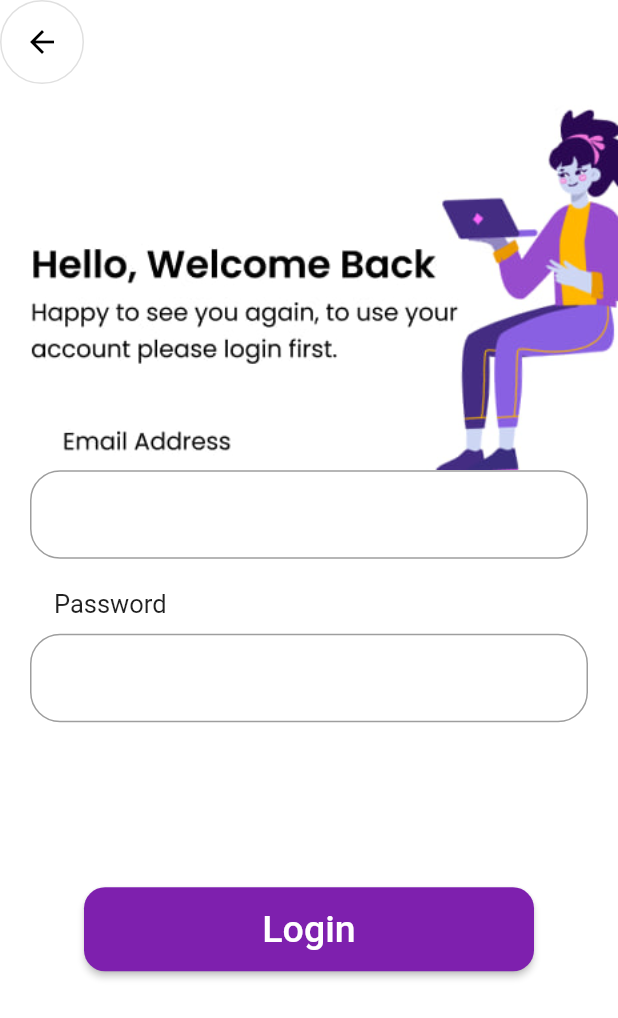
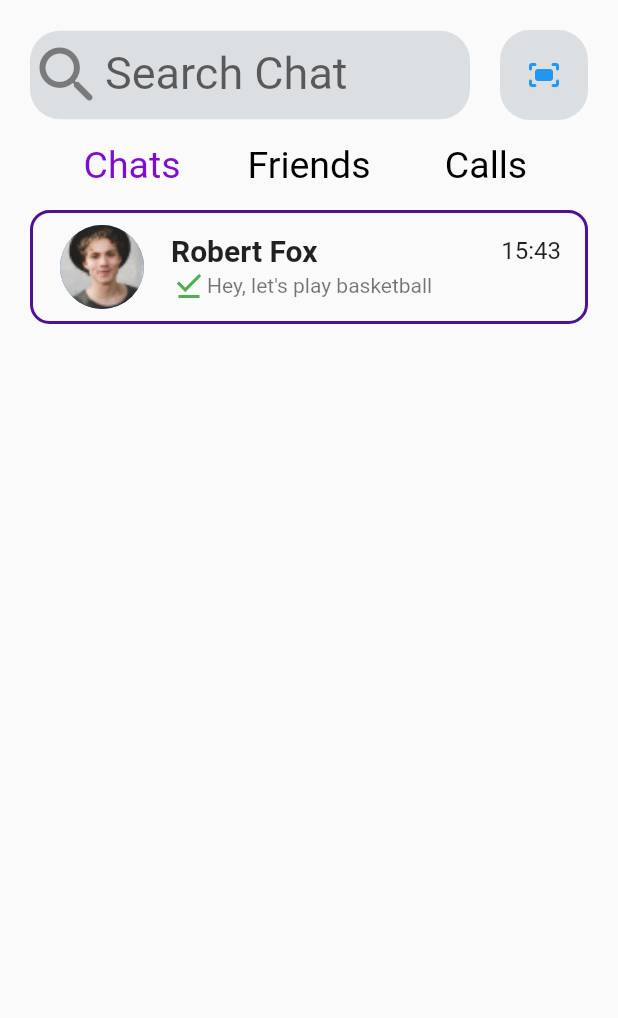
Before and after one commit to Shirinboyev/mail, a Flutter app: the LoginPage screen opened directly, after a tap on "Login", on a phone screen of 412 x 824 dp. Shown: the top 1018 px of the screen. Run offline on Flutter 3.47's test engine with Material 2 defaults, Android fonts, the phone set to English and light mode, and no system bars.

Commit message:
go third page

```diff
--- /dev/null
+++ b/lib/friend.dart
@@ -0,0 +1,135 @@
+import 'package:flutter/material.dart';
+
+class Friend extends StatefulWidget {
+  const Friend({super.key});
+
+  @override
+  State<Friend> createState() => _FriendState();
+}
+
+class _FriendState extends State<Friend> {
+  @override
+  Widget build(BuildContext context) {
+    return SafeArea(
+      child: (Scaffold(
+        body: Container(
+          child: Padding(
+            padding: const EdgeInsets.all(20),
+            child: Column(
+              children: [
+                Row(
+                  mainAxisAlignment: MainAxisAlignment.spaceBetween,
+                  children: [
+                    Expanded(
+                        flex: 5,
+                        child: Container(
+                          decoration: BoxDecoration(
+                              color: Color.fromARGB(200, 210, 216, 219),
+                              borderRadius: BorderRadius.circular(20)),
+                          child: TextField(
+                            cursorColor: Colors.red,
+                            scribbleEnabled: true,
+                            decoration: InputDecoration(
+                                prefixIcon: Icon(
+                                  Icons.search_rounded,
+                                  size: 50,
+                                ),
+                                label: Text(
+                                  'Search Chat',
+                                  style: TextStyle(fontSize: 30),
+                                ),
+                                border: OutlineInputBorder(
+                                  borderSide: BorderSide.none,
+                                )),
+                          ),
+                        )),
+                    Container(width: 20, height: 20),
+                    Expanded(
+                        child: Container(
+                      width: 30,
+                      height: 60,
+                      decoration: BoxDecoration(
+                          borderRadius: BorderRadius.circular(20),
+                          color: Color.fromARGB(200, 210, 216, 219)),
+                      child: TextButton(
+                        child: Icon(Icons.fit_screen_rounded),
+                        onPressed: () {},
+                      ),
+                    ))
+                  ],
+                ),
+                Row(
+                  mainAxisAlignment: MainAxisAlignment.spaceEvenly,
+                  children: [
+                    TextButton(
+                      style: ElevatedButton.styleFrom(fixedSize: Size(100, 60)),
+                      onPressed: () {},
+                      child: Text('Chats',
+                          style: TextStyle(
+                              color: Color.fromARGB(255, 126, 13, 206),
+                              fontSize: 25,
+                              fontWeight: FontWeight.w400)),
+                    ),
+                    TextButton(
+                      style: ElevatedButton.styleFrom(fixedSize: Size(100, 60)),
+                      onPressed: () {},
+                      child: Text('Friends',
+                          style: TextStyle(
+                              color: Colors.black,
+                              fontSize: 25,
+                              fontWeight: FontWeight.w400)),
+                    ),
+                    TextButton(
+                      style: ElevatedButton.styleFrom(fixedSize: Size(100, 60)),
+                      onPressed: () {},
+                      child: Text('Calls',
+                          style: TextStyle(
+                              color: Colors.black,
+                              fontSize: 25,
+                              fontWeight: FontWeight.w400)),
+                    ),
+                  ],
+                ),
+                Expanded(
+                    child: ListView(
+                  children: [
+                    ListTile(
+                      shape: RoundedRectangleBorder(
+                        side: BorderSide(width: 2, color: Color.fromARGB(255, 77, 16, 151)),
+                        borderRadius: BorderRadius.circular(13),
+                      ),
+                      title: Row(
+                        mainAxisAlignment: MainAxisAlignment.spaceBetween,
+                        children: [
+                          Text(
+                            'Robert Fox',
+                            style: TextStyle(
+                                fontSize: 20, fontWeight: FontWeight.bold),
+                          ),
+                          Text('15:43')
+                        ],
+                      ),
+                      subtitle: Row(
+                        children: [
+                          Icon(
+                            Icons.download_done,
+                            color: Colors.green,
+                          ),
+                          Text("Hey, let's play basketball")
+                        ],
+                      ),
+                      leading: CircleAvatar(
+                        radius: 30,
+                        backgroundImage: AssetImage('images/robert.png'),
+                      ),
+                    )
+                  ],
+                ))
+              ],
+            ),
+          ),
+        ),
+      )),
+    );
+  }
+}
--- a/lib/loginPage.dart
+++ b/lib/loginPage.dart
@@ -1,5 +1,7 @@
 import 'package:flutter/material.dart';
+import 'package:mail/friend.dart';
 import 'package:mail/getPage.dart';
+import 'package:mail/personal.dart';
 
 class LoginPage extends StatefulWidget {
   const LoginPage({super.key});
@@ -9,6 +11,8 @@ class LoginPage extends StatefulWidget {
 }
 
 class _LoginPageState extends State<LoginPage> {
+  TextEditingController controller1 = TextEditingController();
+  TextEditingController controller2 = TextEditingController();
   @override
   Widget build(BuildContext context) {
     return SafeArea(
@@ -34,12 +38,13 @@ class _LoginPageState extends State<LoginPage> {
         ),
         backgroundColor: Colors.white,
         body: Container(
-            child: Column(
+            child: ListView(
           children: [
             Center(child: Image.asset('images/login.png')),
             Padding(
               padding: const EdgeInsets.only(right: 20, left: 20),
               child: TextField(
+                controller: controller1,
                 decoration: InputDecoration(
                   border: OutlineInputBorder(
                       borderSide: BorderSide(width: 200),
@@ -61,6 +66,9 @@ class _LoginPageState extends State<LoginPage> {
             Padding(
               padding: const EdgeInsets.only(right: 20, left: 20, top: 10),
               child: TextField(
+                controller: controller2,
+                obscureText: true,
+                obscuringCharacter: "*",
                 decoration: InputDecoration(
                   border: OutlineInputBorder(
                       borderSide: BorderSide(width: 200),
@@ -69,22 +77,70 @@ class _LoginPageState extends State<LoginPage> {
               ),
             ),
             Padding(
-              padding: const EdgeInsets.only(top: 110),
+              padding: const EdgeInsets.only(top: 80, left: 30, right: 30),
               child: ElevatedButton(
                   style: ElevatedButton.styleFrom(
                       shape: RoundedRectangleBorder(
                         borderRadius: BorderRadius.circular(14), // <-- Radius
                       ),
                       backgroundColor: Color.fromARGB(255, 126, 32, 174),
-                      fixedSize: Size(300, 56)),
+                      fixedSize: Size(250, 56)),
                   onPressed: () {
+                    if (controller1.text.length != '@gmail.com') {
                     Navigator.push(context,
-                        MaterialPageRoute(builder: (context) => LoginPage()));
+                          MaterialPageRoute(
+                              builder: (context) => PersonalPage()));
+                    }
+                    if (controller1.text.length == 'ASdASDASDFASDFASD') {}
+                    Navigator.push(
+                        context,
+                        MaterialPageRoute(
+                            builder: (context) => Friend()));
                   },
                   child: Text(
                     'Login',
                     style: TextStyle(fontSize: 25),
                   )),
+            ),
+            SizedBox(height: 40),
+            Row(
+              mainAxisAlignment: MainAxisAlignment.spaceEvenly,
+              children: [
+                Container(
+                  height: 2,
+                  width: 120,
+                  color: Colors.grey,
+                ),
+                Text('Or login with'),
+                Container(
+                  height: 2,
+                  width: 120,
+                  color: Colors.grey,
+                )
+              ],
+            ),
+            Padding(
+              padding: const EdgeInsets.only(left: 50, right: 50,top: 20),
+              child: Row(
+                mainAxisAlignment: MainAxisAlignment.spaceEvenly,
+                children: [
+                  TextButton(
+                    onPressed: () {},
+                    child: CircleAvatar(
+                        backgroundImage: AssetImage('images/google1.png')),
+                  ),
+                  TextButton(
+                    onPressed: () {},
+                    child: CircleAvatar(
+                        backgroundImage: AssetImage('images/apple.png')),
+                  ),
+                  TextButton(
+                    onPressed: () {},
+                    child: CircleAvatar(
+                        backgroundImage: AssetImage('images/fasebook1.png')),
+                  ),
+                ],
+              ),
             )
           ],
         )),
--- /dev/null
+++ b/lib/personal.dart
@@ -0,0 +1,64 @@
+import 'package:flutter/material.dart';
+import 'package:mail/loginPage.dart';
+
+class PersonalPage extends StatefulWidget {
+  const PersonalPage({super.key});
+
+  @override
+  State<PersonalPage> createState() => _PersonalPageState();
+}
+
+class _PersonalPageState extends State<PersonalPage> {
+  @override
+  Widget build(BuildContext context) {
+    return SafeArea(
+      child: Scaffold(
+        backgroundColor: Colors.white,
+        body: Container(
+            child: Padding(
+          padding: const EdgeInsets.all(8.0),
+          child: Center(
+            child: Column(
+              children: [
+                Padding(
+                  padding: const EdgeInsets.only(top: 30),
+                  child: Text(
+                    'Get Closer To\nEveryOne',
+                    style: TextStyle(fontSize: 40, fontWeight: FontWeight.bold),
+                  ),
+                ),
+                Padding(
+                  padding: const EdgeInsets.only(right: 70, top: 10),
+                  child:
+                      Text('Helps you to contact everyone with\njust easy way'),
+                ),
+                Image.asset(
+                  'images/get.png',
+                  scale: 0.1,
+                ),
+                SizedBox(
+                  height: 45,
+                ),
+                ElevatedButton(
+                    style: ElevatedButton.styleFrom(
+                        shape: RoundedRectangleBorder(
+                          borderRadius: BorderRadius.circular(14), // <-- Radius
+                        ),
+                        backgroundColor: Color.fromARGB(255, 126, 32, 174),
+                        fixedSize: Size(300, 50)),
+                    onPressed: () {
+                      Navigator.push(context,
+                          MaterialPageRoute(builder: (context) => LoginPage()));
+                    },
+                    child: Text(
+                      'Get Started',
+                      style: TextStyle(fontSize: 25),
+                    ))
+              ],
+            ),
+          ),
+        )),
+      ),
+    );
+  }
+}
--- a/pubspec.yaml
+++ b/pubspec.yaml
@@ -61,6 +61,7 @@ flutter:
   # To add assets to your application, add an assets section, like this:
   assets:
     - images/
+    - images/robert.png
   #   - images/a_dot_ham.jpeg
 
   # An image asset can refer to one or more resolution-specific "variants", see
```
Also changed, not shown: images/albert.png (added), images/apple.png (added), images/bessie.png (added), images/esther.png (added), images/fasebook1.png (added), images/floyd.png (added), images/google1.png (added), images/jacob.png (added), images/robert.png (added).
